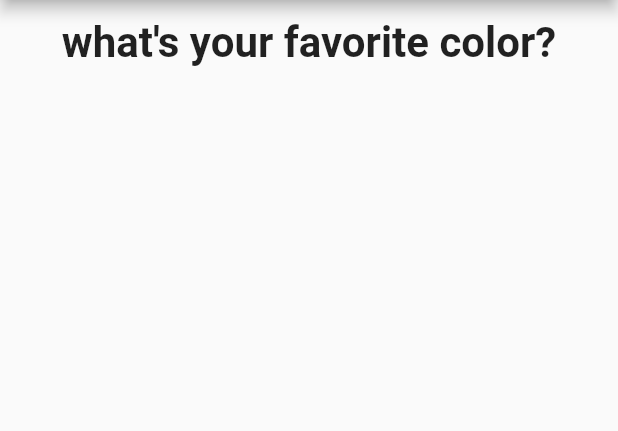
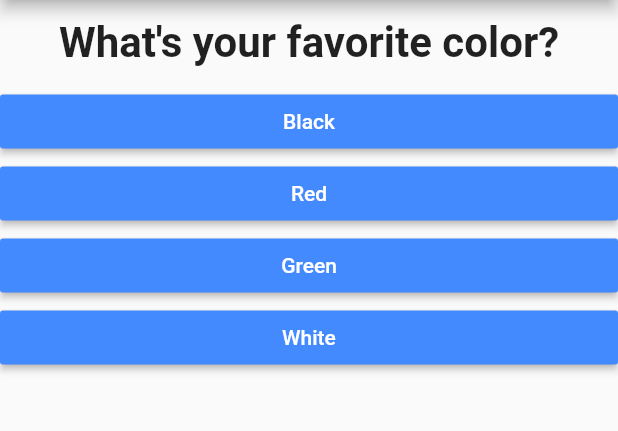
Before and after one commit to gaiyadev/quizapp2, a Flutter app: the screen it shows after launch, on a phone screen of 412 x 824 dp, the part 84-515 px from its top. Run offline on Flutter 3.47's test engine with Material 2 defaults, Android fonts, the phone set to English and light mode, and no system bars.

Commit message:
codinng and refactoring

```diff
--- a/lib/answer.dart
+++ b/lib/answer.dart
@@ -9,7 +9,7 @@ class Answer extends StatelessWidget {
     return Container(
       width: double.infinity,
       child: RaisedButton(
-        textColor: Colors.white ,
+        textColor: Colors.white,
         color: Colors.blueAccent,
         onPressed: selectHandler,
         child: Text(answerText),
--- a/lib/main.dart
+++ b/lib/main.dart
@@ -1,6 +1,6 @@
+import 'package:flutt_app/quiz.dart';
+import 'package:flutt_app/result.dart';
 import 'package:flutter/material.dart';
-import 'questions.dart';
-import 'answer.dart';
 
 void main() => runApp(MyApp());
 
@@ -20,19 +20,38 @@ class Home extends StatefulWidget {
 
 class _HomeState extends State<Home> {
   int _questionIndex = 0;
-  var questions = [
+  final _questions = [
     {
-      "questionText": "what's your favorite color?",
-      "anwers": ["black", "red", "green", "white"]
+      'questionText': 'What\'s your favorite color?',
+      'answers': [
+        {'text': 'Black', 'score': 10},
+        {'text': 'Red', 'score': 5},
+        {'text': 'Green', 'score': 3},
+        {'text': 'White', 'score': 1},
+      ],
     },
     {
-      "questionText": "what's your best meal?",
-      "anwers": ["rice", "benas", "yam", "melo"]
-    }
+      'questionText': 'What\'s your favorite animal?',
+      'answers': [
+        {'text': 'Rabbit', 'score': 3},
+        {'text': 'Snake', 'score': 11},
+        {'text': 'Elephant', 'score': 5},
+        {'text': 'Lion', 'score': 9},
+      ],
+    },
+    {
+      'questionText': 'Who\'s your favorite instructor?',
+      'answers': [
+        {'text': 'Max', 'score': 1},
+        {'text': 'Max', 'score': 1},
+        {'text': 'Max', 'score': 1},
+        {'text': 'Max', 'score': 1},
+      ],
+    },
   ];
 
-  void answerQuestion() {
-    if (_questionIndex < questions.length - 1) {
+  void _answerQuestion() {
+    if (_questionIndex < _questions.length) {
       setState(() {
         _questionIndex++;
       });
@@ -45,11 +64,13 @@ class _HomeState extends State<Home> {
       appBar: AppBar(
         title: Text('flutter'),
       ),
-      body: Column(
-        children: [
-          Question(questions[_questionIndex]['questionText']),
-        ],
-      ),
+      body: _questionIndex < _questions.length
+          ? Quiz(
+              answerQuestion: _answerQuestion,
+              questionIndex: _questionIndex,
+              questions: _questions,
+            )
+          : Result(),
     );
   }
 }
--- /dev/null
+++ b/lib/quiz.dart
@@ -0,0 +1,30 @@
+import 'package:flutt_app/questions.dart';
+import 'package:flutter/material.dart';
+
+import 'answer.dart';
+
+class Quiz extends StatelessWidget {
+  final List<Map<String, Object>> questions;
+  final Function answerQuestion;
+  final int questionIndex;
+  Quiz({
+    @required this.questions,
+    @required this.answerQuestion,
+    @required this.questionIndex,
+  });
+
+  @override
+  Widget build(BuildContext context) {
+    return Column(
+      children: [
+        Question(
+          questions[questionIndex]['questionText'],
+        ),
+        ...(questions[questionIndex]['answers'] as List<Map<String, Object>>)
+            .map((answer) {
+          return Answer(answerQuestion, answer['text']);
+        }).toList()
+      ],
+    );
+  }
+}
--- /dev/null
+++ b/lib/result.dart
@@ -0,0 +1,10 @@
+import 'package:flutter/material.dart';
+
+class Result extends StatelessWidget {
+  @override
+  Widget build(BuildContext context) {
+    return Center(
+      child: Text('You did it'),
+    );
+  }
+}
```
